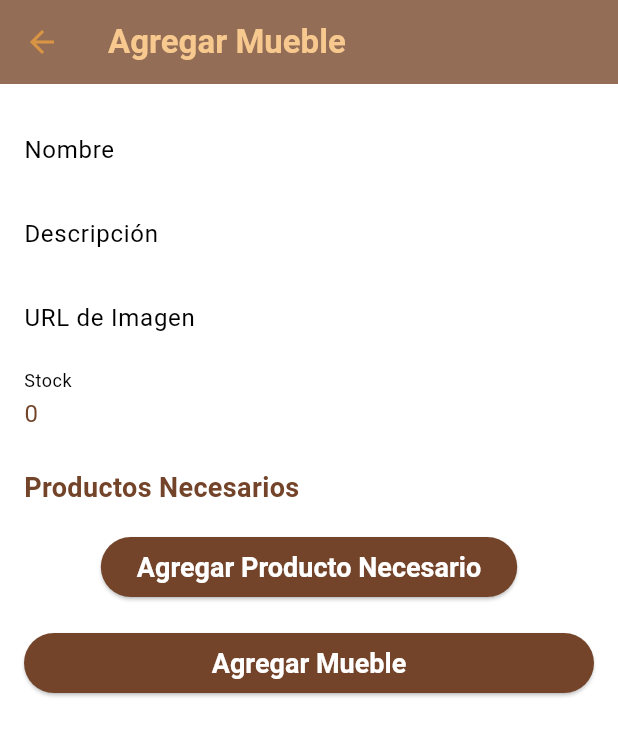
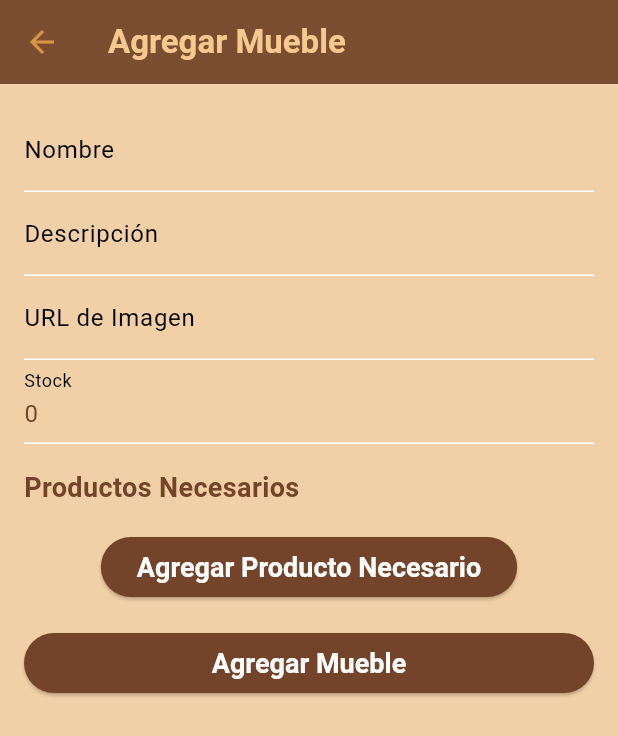
Before and after one commit to MartinCaputti/toolventory_mate, a Flutter app: the AddFurniturePage screen opened directly, on a phone screen of 412 x 824 dp. Shown: the top 736 px of the screen. Run offline on Flutter 3.47's test engine with Material 3 defaults, Android fonts, the phone set to English and light mode, and no system bars; our stand-ins replace cloud_firestore, firebase_core, flutter_svg; accounts and stored records are empty.

Commit message:
Glitches de los fondos negros corregidos

```diff
--- a/lib/main.dart
+++ b/lib/main.dart
@@ -1,3 +1,5 @@
+//lib/main.dart
+
 import 'package:flutter/material.dart';
 import 'package:firebase_core/firebase_core.dart'; // Importa Firebase
 import 'views/catalog_page.dart'; // Importo las vistas
@@ -114,7 +116,8 @@ class _HomePageState extends State<HomePage> {
     return Scaffold(
       appBar: AppBar(
         title: const Text('ToolVentory Mate'), // Título del AppBar
-        backgroundColor: const Color.fromARGB(255,123,77,49), // Mantiene el color del AppBar
+        backgroundColor: const Color.fromARGB(
+            255, 123, 77, 49), // Mantiene el color del AppBar
         elevation: 0, // Removemos la sombra del AppBar para unificar el color
       ),
       body: Container(
--- a/lib/views/add_furniture_page.dart
+++ b/lib/views/add_furniture_page.dart
@@ -12,8 +12,12 @@ class AddFurniturePage extends StatelessWidget {
     return Scaffold(
         appBar: AppBar(
           title: Text('Agregar Mueble'),
+          backgroundColor:
+              const Color.fromARGB(255, 123, 77, 49), // Color del AppBar
         ),
-      body: FurnitureForm(
+        body: Container(
+          color: Color(0xFFF2D0A7), // Color liso claro para el fondo
+          child: FurnitureForm(
             onSave: (mueble) async {
               await _furnitureController.addMueble(mueble);
               Navigator.pop(context);
@@ -22,6 +26,6 @@ class AddFurniturePage extends StatelessWidget {
               );
             },
           ),
-    );
+        ));
   }
 }
```
Also changed, not shown: lib/views/add_product_page.dart (+6 -1 lines), lib/views/category_products_page.dart (+18 -3 lines), lib/views/edit_furniture_page.dart (+6 -1 lines), lib/views/edit_product_page.dart (+6 -1 lines), lib/views/furniture_detail_page.dart (+12 -4 lines). Lines whose indentation alone changed are shown as unchanged.
